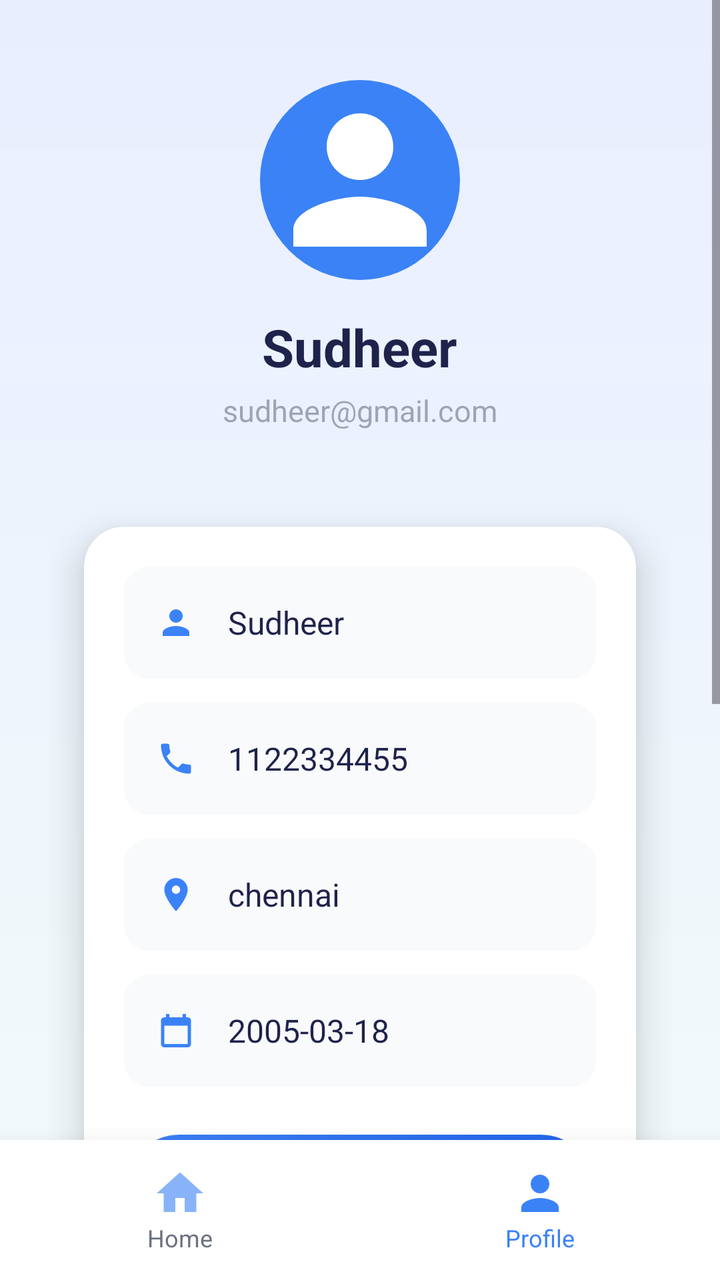
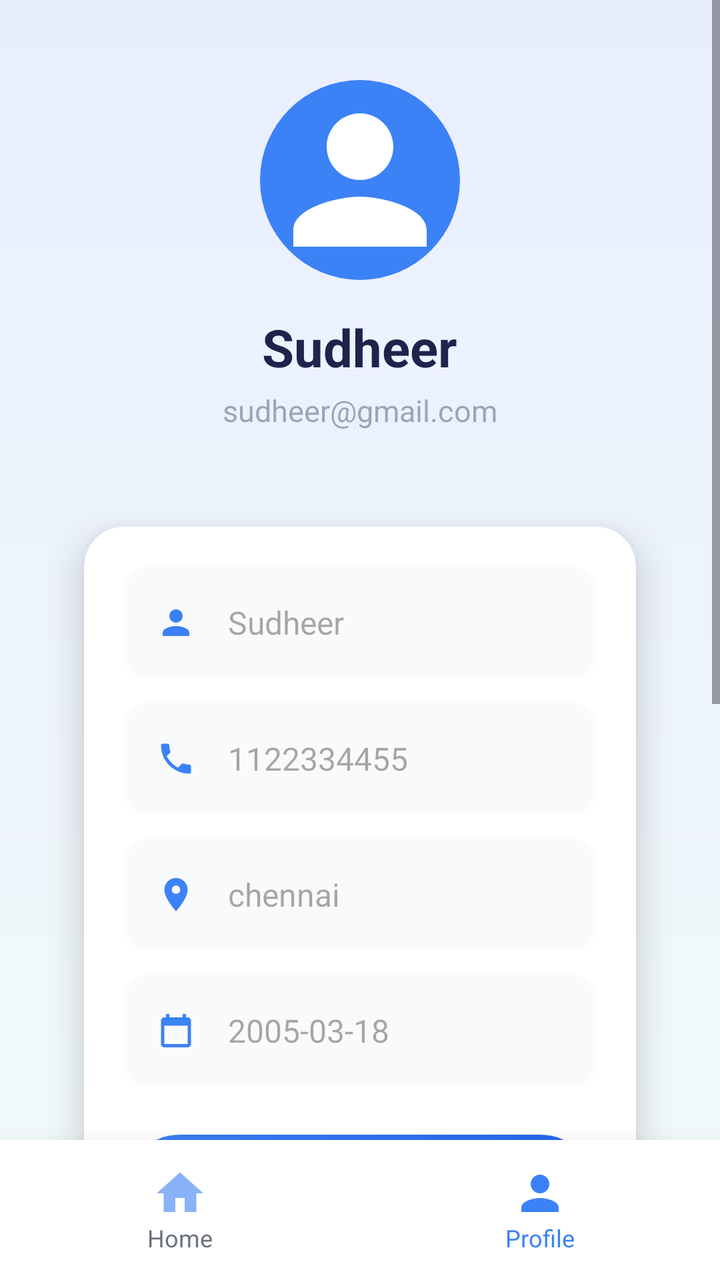

Before-and-after screenshots of an Android layout around one commit, followed by the original layout XML and the change that was made.
<!-- AndroidManifest.xml: application theme Theme.Rooyify -->
<!-- res/layout/activity_profile.xml -->
<?xml version="1.0" encoding="utf-8"?>
<androidx.constraintlayout.widget.ConstraintLayout xmlns:android="http://schemas.android.com/apk/res/android"
    xmlns:app="http://schemas.android.com/apk/res-auto"
    xmlns:tools="http://schemas.android.com/tools"
    android:layout_width="match_parent"
    android:layout_height="match_parent"
    android:background="@drawable/bg_gradient"
    tools:context=".ProfileActivity">

    <ScrollView
        android:layout_width="match_parent"
        android:layout_height="0dp"
        android:clipToPadding="false"
        app:layout_constraintBottom_toTopOf="@id/bottom_nav"
        app:layout_constraintTop_toTopOf="parent">

        <LinearLayout
            android:layout_width="match_parent"
            android:layout_height="wrap_content"
            android:gravity="center_horizontal"
            android:orientation="vertical"
            android:paddingHorizontal="24dp"
            android:paddingTop="40dp"
            android:paddingBottom="40dp">

            
            <ImageView
                android:id="@+id/iv_avatar"
                android:layout_width="100dp"
                android:layout_height="100dp"
                android:background="@drawable/bg_circle_blue"
                android:padding="0dp"
                android:scaleType="centerCrop"
                android:src="@drawable/ic_user"
                app:tint="@color/white" />

            <TextView
                android:id="@+id/tv_name"
                android:layout_width="wrap_content"
                android:layout_height="wrap_content"
                android:layout_marginTop="16dp"
                android:text="@string/user_name_placeholder"
                android:textColor="@color/text_title"
                android:textSize="26sp"
                android:textStyle="bold" />

            <TextView
                android:id="@+id/tv_email"
                android:layout_width="wrap_content"
                android:layout_height="wrap_content"
                android:layout_marginTop="4dp"
                android:alpha="0.6"
                android:text="@string/sample_email"
                android:textColor="@color/text_subtitle"
                android:textSize="15sp" />

            
            <androidx.cardview.widget.CardView
                android:layout_width="match_parent"
                android:layout_height="wrap_content"
                android:layout_marginTop="24dp"
                app:cardCornerRadius="20dp"
                app:cardElevation="12dp"
                app:cardUseCompatPadding="true">

                <LinearLayout
                    android:layout_width="match_parent"
                    android:layout_height="wrap_content"
                    android:orientation="vertical"
                    android:padding="20dp">

                    
                    <LinearLayout
                        android:layout_width="match_parent"
                        android:layout_height="56dp"
                        android:background="@drawable/bg_edittext"
                        android:backgroundTint="#F9FAFB"
                        android:gravity="center_vertical"
                        android:orientation="horizontal"
                        android:paddingHorizontal="16dp">

                        <ImageView
                            android:layout_width="20dp"
                            android:layout_height="20dp"
                            android:src="@drawable/ic_user"
                            app:tint="@color/primary_blue_start" />

                        <TextView
                            android:layout_width="wrap_content"
                            android:layout_height="wrap_content"
                            android:layout_marginStart="16dp"
                            android:text="@string/user_name_placeholder"
                            android:textColor="@color/text_title"
                            android:textSize="16sp" />
                    </LinearLayout>

                    
                    <LinearLayout
                        android:layout_width="match_parent"
                        android:layout_height="56dp"
                        android:layout_marginTop="12dp"
                        android:background="@drawable/bg_edittext"
                        android:backgroundTint="#F9FAFB"
                        android:gravity="center_vertical"
                        android:orientation="horizontal"
                        android:paddingHorizontal="16dp">

                        <ImageView
                            android:layout_width="20dp"
                            android:layout_height="20dp"
                            android:src="@drawable/ic_phone"
                            app:tint="@color/primary_blue_start" />

                        <TextView
                            android:layout_width="wrap_content"
                            android:layout_height="wrap_content"
                            android:layout_marginStart="16dp"
                            android:text="@string/sample_phone"
                            android:textColor="@color/text_title"
                            android:textSize="16sp" />
                    </LinearLayout>

                    
                    <LinearLayout
                        android:layout_width="match_parent"
                        android:layout_height="56dp"
                        android:layout_marginTop="12dp"
                        android:background="@drawable/bg_edittext"
                        android:backgroundTint="#F9FAFB"
                        android:gravity="center_vertical"
                        android:orientation="horizontal"
                        android:paddingHorizontal="16dp">

                        <ImageView
                            android:layout_width="20dp"
                            android:layout_height="20dp"
                            android:src="@drawable/ic_location"
                            app:tint="@color/primary_blue_start" />

                        <TextView
                            android:layout_width="wrap_content"
                            android:layout_height="wrap_content"
                            android:layout_marginStart="16dp"
                            android:text="@string/sample_place"
                            android:textColor="@color/text_title"
                            android:textSize="16sp" />
                    </LinearLayout>

                    
                    <LinearLayout
                        android:layout_width="match_parent"
                        android:layout_height="56dp"
                        android:layout_marginTop="12dp"
                        android:background="@drawable/bg_edittext"
                        android:backgroundTint="#F9FAFB"
                        android:gravity="center_vertical"
                        android:orientation="horizontal"
                        android:paddingHorizontal="16dp">

                        <ImageView
                            android:layout_width="20dp"
                            android:layout_height="20dp"
                            android:src="@drawable/ic_calendar"
                            app:tint="@color/primary_blue_start" />

                        <TextView
                            android:layout_width="wrap_content"
                            android:layout_height="wrap_content"
                            android:layout_marginStart="16dp"
                            android:text="@string/sample_dob"
                            android:textColor="@color/text_title"
                            android:textSize="16sp" />
                    </LinearLayout>

                    <androidx.appcompat.widget.AppCompatButton
                        android:id="@+id/btn_update_profile"
                        android:layout_width="match_parent"
                        android:layout_height="56dp"
                        android:layout_marginTop="24dp"
                        android:background="@drawable/bg_button_blue"
                        android:text="@string/btn_update_profile"
                        android:textAllCaps="false"
                        android:textColor="@color/white"
                        android:textSize="16sp"
                        android:textStyle="bold" />

                </LinearLayout>
            </androidx.cardview.widget.CardView>

            
            <androidx.cardview.widget.CardView
                android:layout_width="match_parent"
                android:layout_height="wrap_content"
                android:layout_marginTop="12dp"
                app:cardCornerRadius="20dp"
                app:cardElevation="12dp"
                app:cardUseCompatPadding="true">

                <LinearLayout
                    android:layout_width="match_parent"
                    android:layout_height="wrap_content"
                    android:orientation="vertical"
                    android:padding="20dp">

                    <androidx.appcompat.widget.AppCompatButton
                        android:id="@+id/btn_delete_account"
                        android:layout_width="match_parent"
                        android:layout_height="52dp"
                        android:background="@drawable/bg_edittext"
                        android:backgroundTint="#E5E7EB"
                        android:drawableStart="@drawable/ic_trash"
                        android:drawablePadding="-20dp"
                        android:paddingStart="24dp"
                        android:paddingEnd="24dp"
                        android:text="@string/btn_delete_account"
                        android:textAllCaps="false"
                        android:textColor="#EF4444"
                        android:textSize="16sp"
                        android:textStyle="bold" />

                    <androidx.appcompat.widget.AppCompatButton
                        android:id="@+id/btn_logout"
                        android:layout_width="match_parent"
                        android:layout_height="52dp"
                        android:layout_marginTop="12dp"
                        android:background="@drawable/bg_button_blue"
                        android:drawableStart="@drawable/ic_arrow_left_circle"
                        android:drawablePadding="-20dp"
                        android:paddingStart="24dp"
                        android:paddingEnd="24dp"
                        android:text="@string/btn_logout"
                        android:textAllCaps="false"
                        android:textColor="@color/white"
                        android:textSize="16sp"
                        android:textStyle="bold" />

                </LinearLayout>
            </androidx.cardview.widget.CardView>

        </LinearLayout>
    </ScrollView>

    <LinearLayout
        android:id="@+id/bottom_nav"
        android:layout_width="match_parent"
        android:layout_height="70dp"
        android:background="@color/white"
        android:elevation="16dp"
        android:orientation="horizontal"
        app:layout_constraintBottom_toBottomOf="parent">

        <LinearLayout
            android:id="@+id/nav_home"
            android:layout_width="0dp"
            android:layout_height="match_parent"
            android:layout_weight="1"
            android:clickable="true"
            android:focusable="true"
            android:gravity="center"
            android:orientation="vertical">

            <ImageView
                android:layout_width="28dp"
                android:layout_height="28dp"
                android:alpha="0.6"
                android:src="@drawable/ic_home_blue" />

            <TextView
                android:layout_width="wrap_content"
                android:layout_height="wrap_content"
                android:text="@string/nav_home"
                android:textColor="@color/text_subtitle"
                android:textSize="12sp" />
        </LinearLayout>

        <LinearLayout
            android:id="@+id/nav_profile"
            android:layout_width="0dp"
            android:layout_height="match_parent"
            android:layout_weight="1"
            android:gravity="center"
            android:orientation="vertical">

            <ImageView
                android:layout_width="28dp"
                android:layout_height="28dp"
                android:src="@drawable/ic_user"
                app:tint="@color/primary_blue_start" />

            <TextView
                android:layout_width="wrap_content"
                android:layout_height="wrap_content"
                android:text="@string/nav_profile"
                android:textColor="@color/primary_blue_start"
                android:textSize="12sp" />
        </LinearLayout>
    </LinearLayout>

</androidx.constraintlayout.widget.ConstraintLayout>
<!-- resources referenced by this layout -->
<resources>
  <color name="primary_blue_start">#3B82F6</color>
  <color name="text_subtitle">#6B7280</color>
  <color name="text_title">#1E234B</color>
  <color name="white">#FFFFFFFF</color>
  <!-- drawable bg_button_blue (drawable) -->
  <?xml version="1.0" encoding="utf-8"?>
  <shape xmlns:android="http://schemas.android.com/apk/res/android">
      <gradient
          android:startColor="#3B82F6"
          android:endColor="#2563EB"
          android:angle="0" />
      <corners android:radius="32dp" />
  </shape>
  <!-- drawable bg_circle_blue (drawable) -->
  <?xml version="1.0" encoding="utf-8"?>
  <shape xmlns:android="http://schemas.android.com/apk/res/android"
      android:shape="oval">
      <solid android:color="#3B82F6" />
  </shape>
  <!-- drawable bg_edittext (drawable) -->
  <?xml version="1.0" encoding="utf-8"?>
  <shape xmlns:android="http://schemas.android.com/apk/res/android">
      <solid android:color="@color/white" />
      <corners android:radius="12dp" />
      <stroke
          android:width="1dp"
          android:color="#E5E7EB" />
  </shape>
  <!-- drawable bg_gradient (drawable) -->
  <?xml version="1.0" encoding="utf-8"?>
  <shape xmlns:android="http://schemas.android.com/apk/res/android">
      <gradient
          android:startColor="@color/bg_top"
          android:endColor="@color/bg_bottom"
          android:angle="270" />
  </shape>
  <!-- drawable ic_calendar (drawable) -->
  <vector xmlns:android="http://schemas.android.com/apk/res/android"
      android:width="24dp"
      android:height="24dp"
      android:viewportWidth="24"
      android:viewportHeight="24">
      <path
          android:fillColor="#EC4899"
          android:pathData="M19,4H18V2H16V4H8V2H6V4H5C3.89,4 3,4.9 3,6V20C3,21.1 3.89,22 5,22H19C20.1,22 21,21.1 21,20V6C21,4.9 20.1,4 19,4ZM19,20H5V9H19V20Z" />
  </vector>
  <!-- drawable ic_home_blue (drawable) -->
  <vector xmlns:android="http://schemas.android.com/apk/res/android"
      android:width="24dp"
      android:height="24dp"
      android:viewportWidth="24"
      android:viewportHeight="24">
      <path
          android:fillColor="#3B82F6"
          android:pathData="M10,20V14H14V20H19V12H22L12,3L2,12H5V20H10Z" />
  </vector>
  <!-- drawable ic_trash (drawable) -->
  <vector xmlns:android="http://schemas.android.com/apk/res/android"
      android:width="24dp"
      android:height="24dp"
      android:viewportWidth="24"
      android:viewportHeight="24">
      <path
          android:fillColor="#EF4444"
          android:pathData="M6,19c0,1.1 0.9,2 2,2h8c1.1,0 2,-0.9 2,-2V7H6v12zM19,4h-3.5l-1,-1h-5l-1,1H5v2h14V4z" />
  </vector>
  <!-- drawable ic_user (drawable) -->
  <vector xmlns:android="http://schemas.android.com/apk/res/android"
      android:width="20dp"
      android:height="20dp"
      android:viewportWidth="24"
      android:viewportHeight="24">
      <path
          android:fillColor="#FFFFFF"
          android:pathData="M12,12c2.21,0 4,-1.79 4,-4s-1.79,-4 -4,-4 -4,1.79 -4,4 1.79,4 4,4zM12,14c-2.67,0 -8,1.34 -8,4v2h16v-2c0,-2.66 -5.33,-4 -8,-4z" />
  </vector>
  <string name="btn_delete_account">Delete Account</string>
  <string name="btn_logout">Logout</string>
  <string name="btn_update_profile">Update Profile</string>
  <string name="nav_home">Home</string>
  <string name="nav_profile">Profile</string>
  <string name="sample_dob">2005-03-18</string>
  <string name="sample_email">sudheer@gmail.com</string>
  <string name="sample_phone">1122334455</string>
  <string name="sample_place">chennai</string>
  <string name="user_name_placeholder">Sudheer</string>
  <style name="Theme.Rooyify" parent="Base.Theme.Rooyify" />
  <color name="bg_top">#E9EEFF</color>
  <color name="bg_bottom">#F3FBFA</color>
  <style name="Base.Theme.Rooyify" parent="Theme.Material3.DayNight.NoActionBar">
          
          
      </style>
  <!-- unchanged entries left out for length: 3 -->
</resources>

<!-- the commit's change to res/layout/activity_profile.xml (unified diff, before → after) -->
@@ -85,13 +85,17 @@
                             android:src="@drawable/ic_user"
                             app:tint="@color/primary_blue_start" />
 
-                        <TextView
-                            android:layout_width="wrap_content"
-                            android:layout_height="wrap_content"
+                        <EditText
+                            android:id="@+id/et_profile_name"
+                            android:layout_width="0dp"
+                            android:layout_height="match_parent"
+                            android:layout_weight="1"
                             android:layout_marginStart="16dp"
-                            android:text="@string/user_name_placeholder"
+                            android:background="@android:color/transparent"
+                            android:hint="@string/user_name_placeholder"
                             android:textColor="@color/text_title"
-                            android:textSize="16sp" />
+                            android:textSize="16sp"
+                            android:inputType="textPersonName" />
                     </LinearLayout>
 
                     
@@ -111,13 +115,17 @@
                             android:src="@drawable/ic_phone"
                             app:tint="@color/primary_blue_start" />
 
-                        <TextView
-                            android:layout_width="wrap_content"
-                            android:layout_height="wrap_content"
+                        <EditText
+                            android:id="@+id/et_profile_phone"
+                            android:layout_width="0dp"
+                            android:layout_height="match_parent"
+                            android:layout_weight="1"
                             android:layout_marginStart="16dp"
-                            android:text="@string/sample_phone"
+                            android:background="@android:color/transparent"
+                            android:hint="@string/sample_phone"
                             android:textColor="@color/text_title"
-                            android:textSize="16sp" />
+                            android:textSize="16sp"
+                            android:inputType="phone" />
                     </LinearLayout>
 
                     
@@ -137,13 +145,17 @@
                             android:src="@drawable/ic_location"
                             app:tint="@color/primary_blue_start" />
 
-                        <TextView
-                            android:layout_width="wrap_content"
-                            android:layout_height="wrap_content"
+                        <EditText
+                            android:id="@+id/et_profile_place"
+                            android:layout_width="0dp"
+                            android:layout_height="match_parent"
+                            android:layout_weight="1"
                             android:layout_marginStart="16dp"
-                            android:text="@string/sample_place"
+                            android:background="@android:color/transparent"
+                            android:hint="@string/sample_place"
                             android:textColor="@color/text_title"
-                            android:textSize="16sp" />
+                            android:textSize="16sp"
+                            android:inputType="text" />
                     </LinearLayout>
 
                     
@@ -163,13 +175,18 @@
                             android:src="@drawable/ic_calendar"
                             app:tint="@color/primary_blue_start" />
 
-                        <TextView
-                            android:layout_width="wrap_content"
-                            android:layout_height="wrap_content"
+                        <EditText
+                            android:id="@+id/et_profile_dob"
+                            android:layout_width="0dp"
+                            android:layout_height="match_parent"
+                            android:layout_weight="1"
                             android:layout_marginStart="16dp"
-                            android:text="@string/sample_dob"
+                            android:background="@android:color/transparent"
+                            android:hint="@string/sample_dob"
                             android:textColor="@color/text_title"
-                            android:textSize="16sp" />
+                            android:textSize="16sp"
+                            android:focusable="false"
+                            android:clickable="true" />
                     </LinearLayout>
 
                     <androidx.appcompat.widget.AppCompatButton
